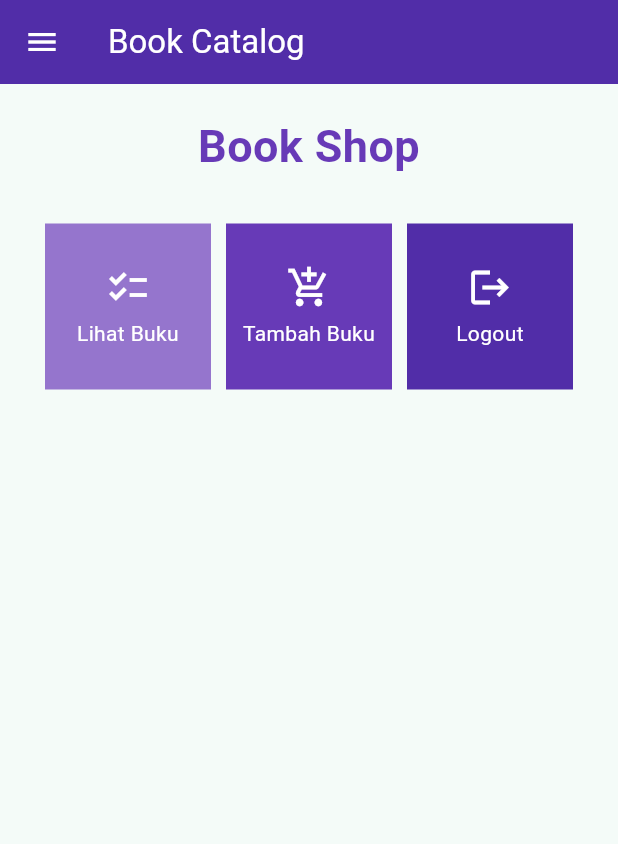
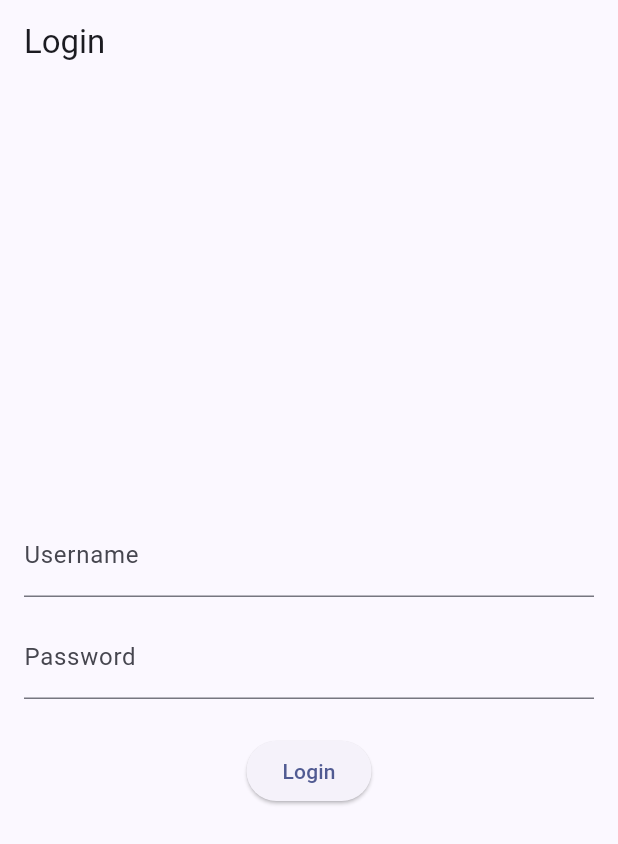
Before and after one commit to Nya2k/book-catalog-mobile, a Flutter app: the screen it shows after launch, on a phone screen of 412 x 824 dp. Shown: the top 844 px of the screen. Run offline on Flutter 3.47's test engine with Material 2 defaults, Android fonts, the phone set to English and light mode, and no system bars; missing offline and left inert: pbp_django_auth.

Commit message:
tugas 9 code

```diff
--- a/lib/main.dart
+++ b/lib/main.dart
@@ -1,5 +1,7 @@
+import 'package:book_catalog/screens/login.dart';
 import 'package:flutter/material.dart';
-import 'package:book_catalog/screens/menu.dart';
+import 'package:pbp_django_auth/pbp_django_auth.dart';
+import 'package:provider/provider.dart';
 
 void main() {
   runApp(const MyApp());
@@ -11,28 +13,19 @@ class MyApp extends StatelessWidget {
   // This widget is the root of your application.
   @override
     Widget build(BuildContext context) {
-    return MaterialApp(
-      title: 'Flutter Demo',
+        return Provider(
+            create: (_) {
+                CookieRequest request = CookieRequest();
+                return request;
+            },
+            child: MaterialApp(
+                title: 'Flutter App',
                 theme: ThemeData(
-        // This is the theme of your application.
-        //
-        // TRY THIS: Try running your application with "flutter run". You'll see
-        // the application has a blue toolbar. Then, without quitting the app,
-        // try changing the seedColor in the colorScheme below to Colors.green
-        // and then invoke "hot reload" (save your changes or press the "hot
-        // reload" button in a Flutter-supported IDE, or press "r" if you used
-        // the command line to start the app).
-        //
-        // Notice that the counter didn't reset back to zero; the application
-        // state is not lost during the reload. To reset the state, use hot
-        // restart instead.
-        //
-        // This works for code too, not just values: Most code changes can be
-        // tested with just a hot reload.
-        colorScheme: ColorScheme.fromSeed(seedColor: Colors.teal.shade700),
+                    colorScheme: ColorScheme.fromSeed(seedColor: Colors.indigo),
                     useMaterial3: true,
                 ),
-      home: MyHomePage(),
+                home: const LoginPage(),
+            ),
         );
     }
 }
--- /dev/null
+++ b/lib/screens/login.dart
@@ -0,0 +1,114 @@
+import 'package:book_catalog/screens/menu.dart';
+import 'package:flutter/material.dart';
+import 'package:pbp_django_auth/pbp_django_auth.dart';
+import 'package:provider/provider.dart';
+
+void main() {
+    runApp(const LoginApp());
+}
+
+class LoginApp extends StatelessWidget {
+const LoginApp({super.key});
+
+@override
+Widget build(BuildContext context) {
+    return MaterialApp(
+        title: 'Login',
+        theme: ThemeData(
+            primarySwatch: Colors.blue,
+    ),
+    home: const LoginPage(),
+    );
+    }
+}
+
+class LoginPage extends StatefulWidget {
+    const LoginPage({super.key});
+
+    @override
+    _LoginPageState createState() => _LoginPageState();
+}
+
+class _LoginPageState extends State<LoginPage> {
+    final TextEditingController _usernameController = TextEditingController();
+    final TextEditingController _passwordController = TextEditingController();
+
+    @override
+    Widget build(BuildContext context) {
+        final request = context.watch<CookieRequest>();
+        return Scaffold(
+            appBar: AppBar(
+                title: const Text('Login'),
+            ),
+            body: Container(
+                padding: const EdgeInsets.all(16.0),
+                child: Column(
+                    mainAxisAlignment: MainAxisAlignment.center,
+                    children: [
+                        TextField(
+                            controller: _usernameController,
+                            decoration: const InputDecoration(
+                                labelText: 'Username',
+                            ),
+                        ),
+                        const SizedBox(height: 12.0),
+                        TextField(
+                            controller: _passwordController,
+                            decoration: const InputDecoration(
+                                labelText: 'Password',
+                            ),
+                            obscureText: true,
+                        ),
+                        const SizedBox(height: 24.0),
+                        ElevatedButton(
+                            onPressed: () async {
+                                String username = _usernameController.text;
+                                String password = _passwordController.text;
+
+                                // Cek kredensial
+                                // TODO: Ganti URL dan jangan lupa tambahkan trailing slash (/) di akhir URL!
+                                // Untuk menyambungkan Android emulator dengan Django pada localhost,
+                                // gunakan URL http://10.0.2.2/
+                                final response = await request.login("https://eudora-vanya-tugas.pbp.cs.ui.ac.id/auth/login/", {
+                                'username': username,
+                                'password': password,
+                                });
+
+                                if (request.loggedIn) {
+                                    String message = response['message'];
+                                    String uname = response['username'];
+                                    Navigator.pushReplacement(
+                                        context,
+                                        MaterialPageRoute(builder: (context) => MyHomePage()),
+                                    );
+                                    ScaffoldMessenger.of(context)
+                                        ..hideCurrentSnackBar()
+                                        ..showSnackBar(
+                                            SnackBar(content: Text("$message Selamat datang, $uname.")));
+                                    } else {
+                                    showDialog(
+                                        context: context,
+                                        builder: (context) => AlertDialog(
+                                            title: const Text('Login Gagal'),
+                                            content:
+                                                Text(response['message']),
+                                            actions: [
+                                                TextButton(
+                                                    child: const Text('OK'),
+                                                    onPressed: () {
+                                                        Navigator.pop(context);
+                                                    },
+                                                ),
+                                            ],
+                                        ),
+                                    );
+                                }
+                            },
+                            child: const Text('Login'),
+                        ),
+                    ],
+                ),
+            ),
+        );
+    }
+}
--- a/pubspec.yaml
+++ b/pubspec.yaml
@@ -35,6 +35,9 @@ dependencies:
   # The following adds the Cupertino Icons font to your application.
   # Use with the CupertinoIcons class for iOS style icons.
   cupertino_icons: ^1.0.2
+  provider: ^6.1.1
+  pbp_django_auth: ^0.4.0
+  http: ^1.1.0
 
 dev_dependencies:
   flutter_test:
```
Also changed, not shown: lib/models/product.dart (added, +81 -0 lines), lib/screens/book_detail.dart (added, +42 -0 lines), lib/screens/book_form.dart (+35 -31 lines), lib/screens/list_product.dart (added, +85 -0 lines), lib/widgets/left_drawer.dart (+12 -0 lines), lib/widgets/shop_card.dart (+33 -6 lines), pubspec.lock, 2 other files. Lines whose indentation alone changed are shown as unchanged.
